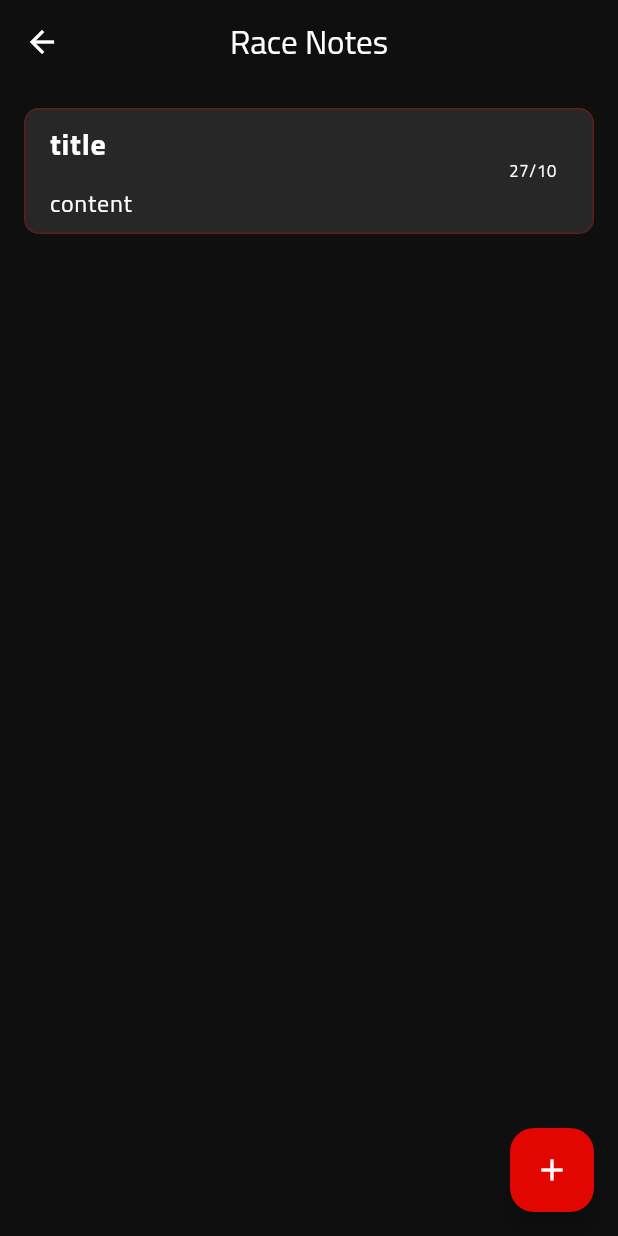
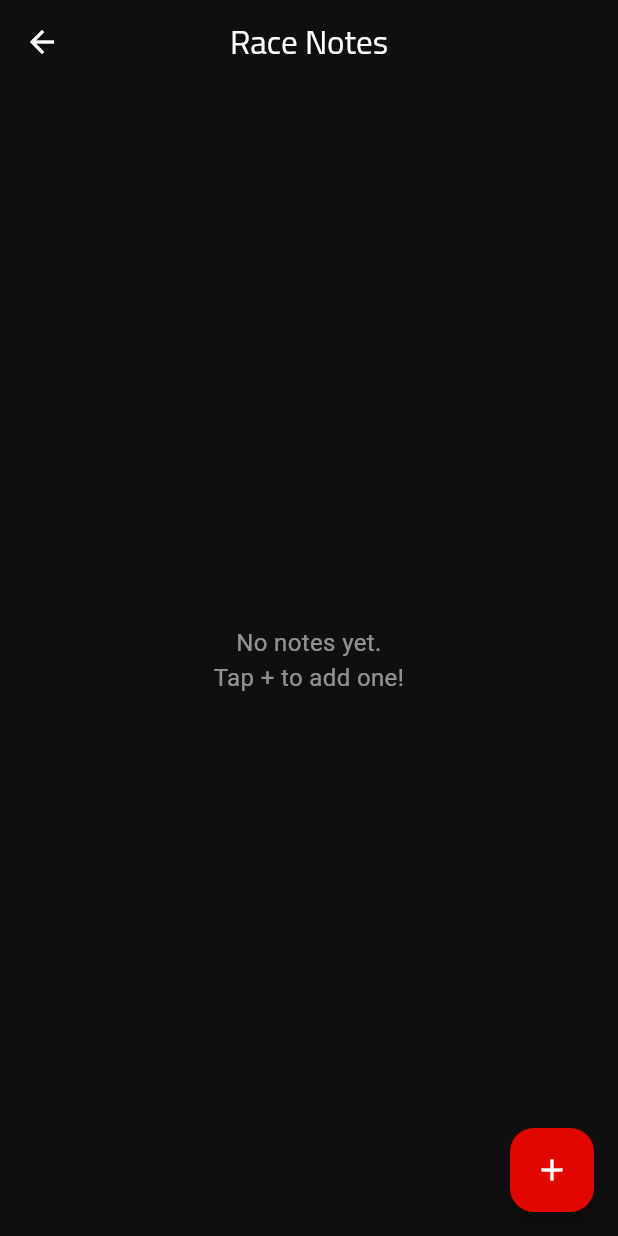
Before and after one commit to Mary-Eqdaih/Formula-1-Flutter, a Flutter app: the Notes screen opened by its route, on a phone screen of 412 x 824 dp. Run offline on Flutter 3.47's test engine with Material 3 defaults, Android fonts, the phone set to English and light mode, and no system bars; our stand-ins replace flutter_svg, shared_preferences, sqflite; accounts and stored records are empty.

Commit message:
feat: Implement notes persistence with SQLite
- Integrate `sqflite` to persist race notes in a local database.
- Create `NotesDB` class to handle all CRUD (Create, Read, Update, Delete) operations for notes.
- Initialize the database on app startup in `main.dart`.
- Implement `NotesProvider` to manage the state of notes, interacting with `NotesDB` and notifying listeners of changes.
- Add functionality to add, update, and delete notes from both the UI and the database.
- Connect the `Notes` screen to `NotesProvider` to display and manage the list of notes.
- Enable swipe-to-dismiss on a note to delete it.
- Update `NotesModel` with a `fromJson` constructor to facilitate database interaction.

```diff
--- a/lib/f1/data/local/notes_DB.dart
+++ b/lib/f1/data/local/notes_DB.dart
@@ -0,0 +1,68 @@
+import 'package:formula1_fantasy/f1/data/models/notes_model.dart';
+import 'package:sqflite/sqflite.dart';
+
+class NotesDB {
+  static late Database _database;
+  static String dbPath = "notes.db";
+  static String tableName = "notes";
+  static String id = "id";
+  static String title = "title";
+  static String content = "content";
+  static String date = "date";
+
+  static Future<void> init() async {
+    _database = await openDatabase(
+      dbPath,
+      version: 1,
+      onCreate: (db, version) {
+        db.execute(
+          'CREATE TABLE $tableName ($id INTEGER PRIMARY KEY, title TEXT, $content TEXT, $date TEXT)',
+        );
+      },
+      onOpen: (db) {
+        print("Database Opened");
+      },
+    );
+  }
+
+  // CRUD Operations
+  // insert Create
+  static Future<int> insertNoteToDB(NotesModel note) async {
+    int id = await _database.rawInsert(
+      'INSERT INTO $tableName ($title ,$content ,$date ) VALUES ("${note.title}" , "${note.content}" , "${note.date}") ',
+    );
+    return id; //   (the inserted row’s ID).
+  }
+
+  static Future<List<NotesModel>> getNoteFromDB() async {
+    var result = await _database.rawQuery(
+      'SELECT * FROM  $tableName ',
+    ); // list of rows, where each row is a map.
+    List<NotesModel> notes = [];
+    for (var map in result) {
+      NotesModel note = NotesModel.fromJson(
+        map,
+      ); // defined in NotesModel class takes a map returns a dart object of type NotesModel in var note
+      notes.add(note);
+    }
+    return notes;
+  }
+
+  // Delete
+  static void deleteNoteFromDB(NotesModel note) async {
+    await _database.rawQuery('DELETE FROM $tableName WHERE $id = ${note.id} ');
+    //   “Delete the row in the table $tableName where the column $id matches the value note.id
+  }
+
+  // Update
+  static updateNoteFromDB(NotesModel note) async {
+    await _database.rawUpdate(
+      "UPDATE $tableName SET $title = '${note.title}' , $content = '${note.content}' , $date = '${note.date}' WHERE $id = ${note.id}",
+    );
+  //   Find the row in the table where id equals the note’s id, and replace its title, content, and date with the new values
+  }
+
+
+
+
+}
--- a/lib/f1/data/models/notes_model.dart
+++ b/lib/f1/data/models/notes_model.dart
@@ -1,8 +1,12 @@
-
+import 'dart:convert';
 
 class NotesModel {
-  NotesModel(
-      { required this.title, required this.content, required this.date, this.id = 0});
+  NotesModel({
+    required this.title,
+    required this.content,
+    required this.date,
+    this.id = 0,
+  });
 
   final String title;
   final String content;
@@ -10,4 +14,10 @@ class NotesModel {
   final int id;
 
 
+  NotesModel.fromJson(Map<String, dynamic> json)
+      : title = json["title"],
+        date = json["date"],
+        content = json["content"],
+        id = json["id"] ;
 }
+// named constructor that takes a map and return it as dart object (NotesModel)
--- a/lib/f1/presentation/providers/notes_provider.dart
+++ b/lib/f1/presentation/providers/notes_provider.dart
@@ -0,0 +1,47 @@
+import 'package:flutter/material.dart';
+import 'package:formula1_fantasy/f1/data/local/notes_DB.dart';
+import 'package:formula1_fantasy/f1/data/models/notes_model.dart';
+
+class NotesProvider extends ChangeNotifier {
+  List<NotesModel> notes = [];
+
+  void addNote(NotesModel note) async {
+    int id = await NotesDB.insertNoteToDB(note);
+    note = NotesModel(
+      title: note.title,
+      content: note.content,
+      date: note.date,
+      id: id,
+    );
+    // You rebuild the NotesModel object to include the id that came from the database.
+    // in NotesModel it was 0 by default
+
+    notes.add(note);
+    notifyListeners();
+  }
+
+  void updateNote(NotesModel updatedNote) {
+    NotesDB.updateNoteFromDB(updatedNote);
+    int index = notes.indexWhere((note) => note.id == updatedNote.id);
+    if (index != -1) {
+      notes[index] = updatedNote;
+    }
+    // Looks for the position (index) of the note inside your local notes list whose id matches the one you just updated.
+    // indexWhere returns the index number of the matching item, or -1 if not found.
+    notifyListeners();
+  }
+
+  void deleteNote(NotesModel noteModel) {
+    NotesDB.deleteNoteFromDB(noteModel);
+    notes.removeWhere((note) => note.id == noteModel.id);
+    // removeWhere() goes through every note in the list and deletes any whose id matches the one you just deleted.
+    notifyListeners();
+  }
+
+  void fetchNotes() async {
+    var fetchedNotes = await NotesDB.getNoteFromDB();
+    notes = fetchedNotes;
+    notifyListeners();
+  }
+
+}
--- a/lib/f1/presentation/screens/notes/notes.dart
+++ b/lib/f1/presentation/screens/notes/notes.dart
@@ -18,9 +18,15 @@ class _NotesState extends State<Notes> {
 
   @override
   Widget build(BuildContext context) {
-    List<NotesModel> notes=[
-      NotesModel(title: "title", content: "content", date: "${DateTime.now().day}/${DateTime.now().month}",)
-    ];
+    var notesProvider = Provider.of<NotesProvider>(context);
+
+    // List<NotesModel> notes = [
+    //   NotesModel(
+    //     title: "title",
+    //     content: "content",
+    //     date: "${DateTime.now().day}/${DateTime.now().month}",
+    //   ),
+    // ];
 
     const darkBg = Color(0xFF0F0F10);
     const f1Red = Color(0xFFE10600);
@@ -29,13 +35,18 @@ class _NotesState extends State<Notes> {
       backgroundColor: darkBg,
       appBar: AppBar(
         backgroundColor: darkBg,
-        title: const Text('Race Notes', style: TextStyle(color: Colors.white,fontFamily: "TitilliumWeb")),
+        title: const Text(
+          'Race Notes',
+          style: TextStyle(color: Colors.white, fontFamily: "TitilliumWeb"),
+        ),
         centerTitle: true,
         iconTheme: const IconThemeData(color: Colors.white),
       ),
-      body: Padding(
+      body: Consumer<NotesProvider>(
+        builder: (context, provider, child) {
+      return Padding(
         padding: const EdgeInsets.all(16.0),
-        child: notes.isEmpty
+        child: provider.notes.isEmpty
             ? const Center(
           child: Text(
             'No notes yet.\nTap + to add one!',
@@ -44,13 +55,21 @@ class _NotesState extends State<Notes> {
           ),
         )
             : ListView.builder(
-          itemCount: notes.length,
+          itemCount: provider.notes.length,
           itemBuilder: (context, index) {
-            return NotesWidget(model: notes[index]);
+            return NotesWidget(
+              model: provider.notes[index],
+              onDismissed: (_) {
+                provider.deleteNote(provider.notes[index]);
+              },
+            );
           },
         ),
-      ),
-      floatingActionButton: FloatingActionButton(
+      );
+    },
+    ),
+
+    floatingActionButton: FloatingActionButton(
         onPressed: () {
           showModalBottomSheet(
             context: context,
@@ -85,6 +104,15 @@ class _NotesState extends State<Notes> {
                             ),
                           ),
                           onPressed: () {
+                            NotesModel note = NotesModel(
+                              title: titleController.text,
+                              content: contentController.text,
+                              date:
+                              "${DateTime.now().day}/${DateTime.now().month}",
+                            );
+                            notesProvider.addNote(note);
+                          titleController.clear();
+                            contentController.clear();
                             Navigator.pop(context);
                           },
                           child: const Text(
--- a/lib/main.dart
+++ b/lib/main.dart
@@ -15,7 +15,7 @@ import 'f1/presentation/screens/notes/notes.dart';
 
 void main()async {
   WidgetsFlutterBinding.ensureInitialized();
-
+  await NotesDB.init();
   runApp(MyApp());
 }
 
@@ -55,6 +55,7 @@ class _MyAppState extends State<MyApp> {
     return MultiProvider(
       providers: [
         ChangeNotifierProvider(create: (_) => F1Provider()..init()),
+        ChangeNotifierProvider(create: (_) => NotesProvider()..fetchNotes()),
 
       ],
 
```
Also changed, not shown: lib/f1/presentation/widgets/notes_widget.dart (+20 -4 lines).
